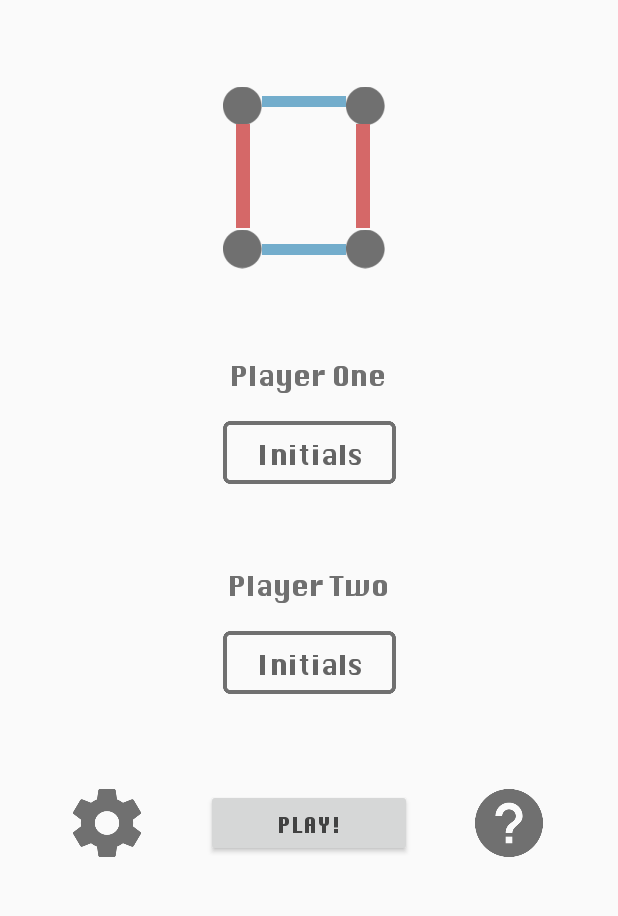
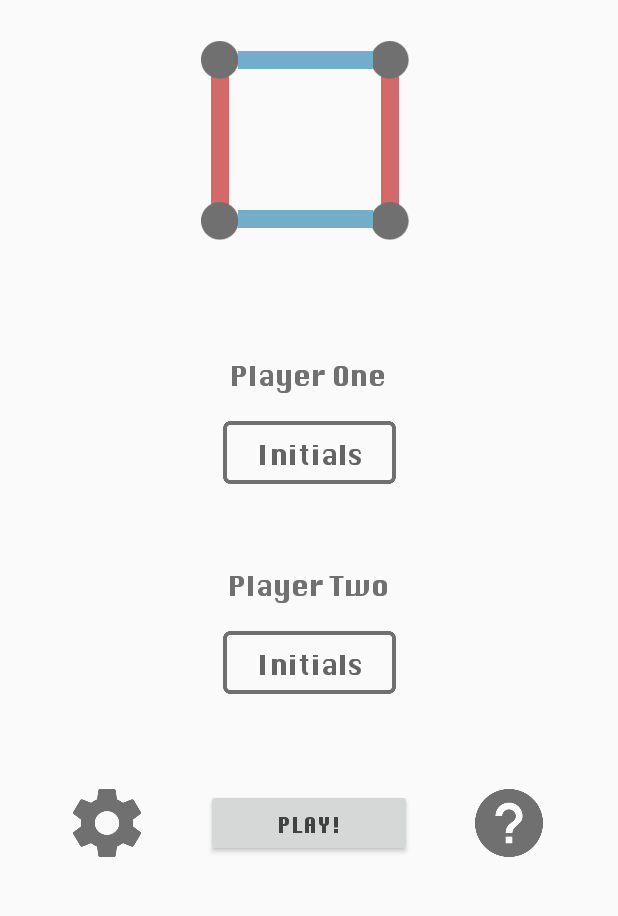
Before and after one commit to adawizi/DotsandBoxes-CMSC475, an Android app: the screen it shows after launch (Home), on a phone screen of 412 x 824 dp, the part 191-1107 px from its top. Run offline under Robolectric (Android 15) with nearby library versions, the light colour scheme and no system bars.

Commit message:
Made dialog for quit and fixed logo

```diff
--- a/DotsBoxes/app/src/main/java/com/example/dotsboxes/GamePage.java
+++ b/DotsBoxes/app/src/main/java/com/example/dotsboxes/GamePage.java
@@ -3,6 +3,7 @@ package com.example.dotsboxes;
 import androidx.appcompat.app.AppCompatActivity;
 import androidx.core.content.ContextCompat;
 
+import android.app.Dialog;
 import android.content.Context;
 import android.content.Intent;
 import android.content.SharedPreferences;
@@ -13,6 +14,7 @@ import android.view.Gravity;
 import android.view.LayoutInflater;
 import android.view.View;
 import android.view.ViewGroup;
+import android.widget.Button;
 import android.widget.ImageView;
 import android.widget.TextView;
 import android.widget.Toast;
@@ -485,8 +487,7 @@ public class GamePage extends AppCompatActivity {
             quit.setOnClickListener(new View.OnClickListener() {
                 @Override
                 public void onClick(View view) {
-                    Intent intent = new Intent(GamePage.this, Home.class);
-                    startActivity(intent);
+                    openDialog();
                 }
             });
 
@@ -503,6 +504,11 @@ public class GamePage extends AppCompatActivity {
 
         }
     }
+    public void openDialog(){
+        QuitDialog quitDialog = new QuitDialog();
+        quitDialog.show(getSupportFragmentManager(), "quit dialog");
+    }
+
     private void restartGame(String player1){
         for(int i = 0; i < links.length; i++){
             links[i] = -1;
--- /dev/null
+++ b/DotsBoxes/app/src/main/java/com/example/dotsboxes/QuitDialog.java
@@ -0,0 +1,32 @@
+package com.example.dotsboxes;
+
+import android.app.AlertDialog;
+import android.app.Dialog;
+import android.content.DialogInterface;
+import android.content.Intent;
+import android.os.Bundle;
+
+import androidx.appcompat.app.AppCompatActivity;
+import androidx.appcompat.app.AppCompatDialogFragment;
+
+public class QuitDialog extends AppCompatDialogFragment {
+    @Override
+    public Dialog onCreateDialog(Bundle savedInstanceState){
+        AlertDialog.Builder builder = new AlertDialog.Builder(getActivity());
+        builder.setTitle("Are you sure you want to quit?")
+                .setPositiveButton("YES", new DialogInterface.OnClickListener() {
+                    @Override
+                    public void onClick(DialogInterface dialogInterface, int i) {
+                        Intent intent = new Intent(QuitDialog.this.getActivity(), Home.class);
+                        startActivity(intent);
+                    }
+                })
+                .setNegativeButton("NO", new DialogInterface.OnClickListener() {
+                    @Override
+                    public void onClick(DialogInterface dialogInterface, int i) {
+
+                    }
+                });
+        return builder.create();
+        }
+}
--- a/DotsBoxes/app/src/main/res/layout/activity_home.xml
+++ b/DotsBoxes/app/src/main/res/layout/activity_home.xml
@@ -5,6 +5,102 @@
     android:layout_width="match_parent"
     android:layout_height="match_parent"
     tools:context=".Home">
+
+    <ImageView
+        android:id="@+id/link52"
+        android:layout_width="45dp"
+        android:layout_height="90dp"
+        app:layout_constraintBottom_toBottomOf="parent"
+        app:layout_constraintEnd_toEndOf="parent"
+        app:layout_constraintHorizontal_bias="0.338"
+        app:layout_constraintStart_toStartOf="parent"
+        app:layout_constraintTop_toTopOf="parent"
+        app:layout_constraintVertical_bias="0.24"
+        app:srcCompat="@drawable/v_red" />
+
+    <ImageView
+        android:id="@+id/imageView42"
+        android:layout_width="25dp"
+        android:layout_height="25dp"
+        app:layout_constraintBottom_toBottomOf="parent"
+        app:layout_constraintEnd_toEndOf="parent"
+        app:layout_constraintHorizontal_bias="0.347"
+        app:layout_constraintStart_toStartOf="parent"
+        app:layout_constraintTop_toTopOf="parent"
+        app:layout_constraintVertical_bias="0.328"
+        app:srcCompat="@drawable/dot_grey" />
+
+    <ImageView
+        android:id="@+id/imageView43"
+        android:layout_width="25dp"
+        android:layout_height="25dp"
+        app:layout_constraintBottom_toBottomOf="parent"
+        app:layout_constraintEnd_toEndOf="parent"
+        app:layout_constraintHorizontal_bias="0.347"
+        app:layout_constraintStart_toStartOf="parent"
+        app:layout_constraintTop_toTopOf="parent"
+        app:layout_constraintVertical_bias="0.194"
+        app:srcCompat="@drawable/dot_grey" />
+
+    <ImageView
+        android:id="@+id/link49"
+        android:layout_width="45dp"
+        android:layout_height="90dp"
+        app:layout_constraintBottom_toBottomOf="parent"
+        app:layout_constraintEnd_toEndOf="parent"
+        app:layout_constraintHorizontal_bias="0.647"
+        app:layout_constraintStart_toStartOf="parent"
+        app:layout_constraintTop_toTopOf="parent"
+        app:layout_constraintVertical_bias="0.24"
+        app:srcCompat="@drawable/v_red" />
+
+    <ImageView
+        android:id="@+id/imageView41"
+        android:layout_width="25dp"
+        android:layout_height="25dp"
+        app:layout_constraintBottom_toBottomOf="parent"
+        app:layout_constraintEnd_toEndOf="parent"
+        app:layout_constraintHorizontal_bias="0.639"
+        app:layout_constraintStart_toStartOf="parent"
+        app:layout_constraintTop_toTopOf="parent"
+        app:layout_constraintVertical_bias="0.194"
+        app:srcCompat="@drawable/dot_grey" />
+
+    <ImageView
+        android:id="@+id/imageView44"
+        android:layout_width="25dp"
+        android:layout_height="25dp"
+        app:layout_constraintBottom_toBottomOf="parent"
+        app:layout_constraintEnd_toEndOf="parent"
+        app:layout_constraintHorizontal_bias="0.639"
+        app:layout_constraintStart_toStartOf="parent"
+        app:layout_constraintTop_toTopOf="parent"
+        app:layout_constraintVertical_bias="0.328"
+        app:srcCompat="@drawable/dot_grey" />
+
+    <ImageView
+        android:id="@+id/link50"
+        android:layout_width="90dp"
+        android:layout_height="45dp"
+        app:layout_constraintBottom_toBottomOf="parent"
+        app:layout_constraintEnd_toEndOf="parent"
+        app:layout_constraintHorizontal_bias="0.492"
+        app:layout_constraintStart_toStartOf="parent"
+        app:layout_constraintTop_toTopOf="parent"
+        app:layout_constraintVertical_bias="0.322"
+        app:srcCompat="@drawable/h_blue" />
+
+    <ImageView
+        android:id="@+id/link51"
+        android:layout_width="90dp"
+        android:layout_height="45dp"
+        app:layout_constraintBottom_toBottomOf="parent"
+        app:layout_constraintEnd_toEndOf="parent"
+        app:layout_constraintHorizontal_bias="0.492"
+        app:layout_constraintStart_toStartOf="parent"
+        app:layout_constraintTop_toTopOf="parent"
+        app:layout_constraintVertical_bias="0.186"
+        app:srcCompat="@drawable/h_blue" />
 
     <Button
         android:id="@+id/button"
@@ -121,104 +217,4 @@
         app:layout_constraintTop_toTopOf="parent"
         app:layout_constraintVertical_bias="0.839" />
 
-    <ImageView
-        android:id="@+id/imageView"
-        android:layout_width="26dp"
-        android:layout_height="32dp"
-        app:layout_constraintBottom_toTopOf="@+id/imageView3"
-        app:layout_constraintEnd_toStartOf="@+id/imageView2"
-        app:layout_constraintHorizontal_bias="0.725"
-        app:layout_constraintStart_toStartOf="parent"
-        app:layout_constraintTop_toTopOf="parent"
-        app:layout_constraintVertical_bias="0.741"
-        app:srcCompat="@drawable/dot_grey" />
-
-    <ImageView
-        android:id="@+id/imageView2"
-        android:layout_width="26dp"
-        android:layout_height="32dp"
-        app:layout_constraintBottom_toTopOf="@+id/imageView5"
-        app:layout_constraintEnd_toEndOf="parent"
-        app:layout_constraintHorizontal_bias="0.597"
-        app:layout_constraintStart_toStartOf="parent"
-        app:layout_constraintTop_toTopOf="parent"
-        app:layout_constraintVertical_bias="0.741"
-        app:srcCompat="@drawable/dot_grey" />
-
-    <ImageView
-        android:id="@+id/imageView3"
-        android:layout_width="26dp"
-        android:layout_height="32dp"
-        app:layout_constraintBottom_toBottomOf="parent"
-        app:layout_constraintEnd_toStartOf="@+id/imageView5"
-        app:layout_constraintHorizontal_bias="0.725"
-        app:layout_constraintStart_toStartOf="parent"
-        app:layout_constraintTop_toTopOf="parent"
-        app:layout_constraintVertical_bias="0.35"
-        app:srcCompat="@drawable/dot_grey" />
-
-    <ImageView
-        android:id="@+id/imageView5"
-        android:layout_width="26dp"
-        android:layout_height="32dp"
-        app:layout_constraintBottom_toBottomOf="parent"
-        app:layout_constraintEnd_toEndOf="parent"
-        app:layout_constraintHorizontal_bias="0.597"
-        app:layout_constraintStart_toStartOf="parent"
-        app:layout_constraintTop_toTopOf="parent"
-        app:layout_constraintVertical_bias="0.35"
-        app:srcCompat="@drawable/dot_grey" />
-
-    <ImageView
-        android:id="@+id/imageView6"
-        android:layout_width="56dp"
-        android:layout_height="14dp"
-        app:layout_constraintBottom_toBottomOf="parent"
-        app:layout_constraintEnd_toStartOf="@+id/imageView2"
-        app:layout_constraintHorizontal_bias="0.0"
-        app:layout_constraintStart_toEndOf="@+id/imageView"
-        app:layout_constraintTop_toTopOf="parent"
-        app:layout_constraintVertical_bias="0.232"
-        app:srcCompat="@drawable/h_blue" />
-
-    <ImageView
-        android:id="@+id/imageView7"
-        android:layout_width="56dp"
-        android:layout_height="14dp"
-        app:layout_constraintBottom_toBottomOf="parent"
-        app:layout_constraintEnd_toStartOf="@+id/imageView2"
-        app:layout_constraintHorizontal_bias="0.0"
-        app:layout_constraintStart_toEndOf="@+id/imageView"
-        app:layout_constraintTop_toTopOf="parent"
-        app:layout_constraintVertical_bias="0.354"
-        app:srcCompat="@drawable/h_blue" />
-
-    <ImageView
-        android:id="@+id/imageView8"
-        android:layout_width="69dp"
-        android:layout_height="10dp"
-        android:rotation="-90"
-        android:rotationX="0"
-        app:layout_constraintBottom_toBottomOf="parent"
-        app:layout_constraintEnd_toEndOf="parent"
-        app:layout_constraintHorizontal_bias="0.371"
-        app:layout_constraintStart_toStartOf="parent"
-        app:layout_constraintTop_toTopOf="parent"
-        app:layout_constraintVertical_bias="0.294"
-        app:srcCompat="@drawable/h_red" />
-
-    <ImageView
-        android:id="@+id/imageView9"
-        android:layout_width="69dp"
-        android:layout_height="10dp"
-        android:rotation="-90"
-        android:rotationX="0"
-        app:layout_constraintBottom_toBottomOf="parent"
-        app:layout_constraintEnd_toEndOf="parent"
-        app:layout_constraintHorizontal_bias="0.605"
-        app:layout_constraintStart_toStartOf="parent"
-        app:layout_constraintTop_toTopOf="parent"
-        app:layout_constraintVertical_bias="0.294"
-        app:srcCompat="@drawable/h_red" />
-
 </androidx.constraintlayout.widget.ConstraintLayout>
--- a/DotsBoxes/app/src/main/res/values/colors.xml
+++ b/DotsBoxes/app/src/main/res/values/colors.xml
@@ -11,5 +11,6 @@
     <color name="player_red">#D56868</color>
     <color name="player_blue">#73ADCC</color>
     <color name="shadow">#B5B5B5</color>
+    <color name="salmon">#FA8072</color>
 
 </resources>
```
